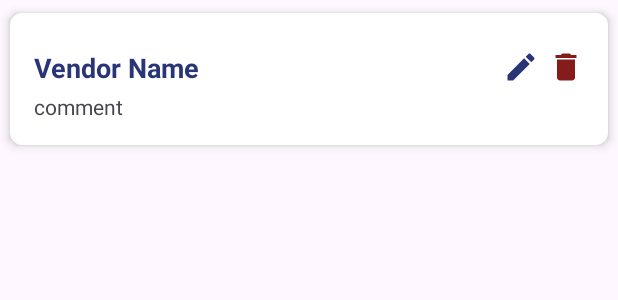
After one commit to IT21203176/E-Commerce-Mobile-Application, an Android app: the layout comment_item.xml on its own in the app's theme, with its tools: preview values and no code run, on a phone screen of 412 x 824 dp. The commit adds this screen. Shown: the top 300 px of the screen. Run offline under Robolectric (Android 15) with nearby library versions, the phone set to English and light mode, and no system bars.

Commit message:
All comments display page

```diff
--- a/app/src/main/AndroidManifest.xml
+++ b/app/src/main/AndroidManifest.xml
@@ -14,7 +14,9 @@
         android:supportsRtl="true"
         android:theme="@style/Theme.ECommerce_Mobile_App"
         tools:targetApi="31">
-
+        <activity
+            android:name=".AllCommentsActivity"
+            android:exported="false" />
         <activity
             android:name=".ProductLActivity"
             android:exported="false" />
--- /dev/null
+++ b/app/src/main/res/drawable/baseline_delete_24.xml
@@ -0,0 +1,5 @@
+<vector xmlns:android="http://schemas.android.com/apk/res/android" android:height="24dp" android:tint="#841C1C" android:viewportHeight="24" android:viewportWidth="24" android:width="24dp">
+
+    <path android:fillColor="@android:color/white" android:pathData="M6,19c0,1.1 0.9,2 2,2h8c1.1,0 2,-0.9 2,-2V7H6v12zM19,4h-3.5l-1,-1h-5l-1,1H5v2h14V4z"/>
+
+</vector>
--- a/app/src/main/res/drawable/baseline_edit_24.xml
+++ b/app/src/main/res/drawable/baseline_edit_24.xml
@@ -1,4 +1,4 @@
-<vector xmlns:android="http://schemas.android.com/apk/res/android" android:height="16dp" android:tint="#383838" android:viewportHeight="24" android:viewportWidth="24" android:width="16dp">
+<vector xmlns:android="http://schemas.android.com/apk/res/android" android:height="24dp" android:tint="#2A3577" android:viewportHeight="24" android:viewportWidth="24" android:width="24dp">
 
     <path android:fillColor="@android:color/white" android:pathData="M3,17.25V21h3.75L17.81,9.94l-3.75,-3.75L3,17.25zM20.71,7.04c0.39,-0.39 0.39,-1.02 0,-1.41l-2.34,-2.34c-0.39,-0.39 -1.02,-0.39 -1.41,0l-1.83,1.83 3.75,3.75 1.83,-1.83z"/>
 
--- /dev/null
+++ b/app/src/main/res/layout/comment_item.xml
@@ -0,0 +1,62 @@
+<?xml version="1.0" encoding="utf-8"?>
+<androidx.cardview.widget.CardView xmlns:android="http://schemas.android.com/apk/res/android"
+    android:layout_width="match_parent"
+    android:layout_height="wrap_content"
+    xmlns:app="http://schemas.android.com/apk/res-auto"
+    app:cardCornerRadius="8dp"
+    app:cardElevation="4dp"
+    app:cardUseCompatPadding="true">
+
+    <LinearLayout
+        android:layout_width="match_parent"
+        android:layout_height="wrap_content"
+        android:orientation="vertical"
+        android:padding="16dp">
+
+        <RelativeLayout
+            android:layout_width="match_parent"
+            android:layout_height="wrap_content"
+            android:orientation="horizontal"
+            android:layout_marginTop="8dp">
+
+            <TextView
+                android:id="@+id/vendorNameTextView"
+                android:layout_width="wrap_content"
+                android:layout_height="wrap_content"
+                android:text="Vendor Name"
+                android:textColor="@color/dark_moderate_blue"
+                android:textSize="18sp"
+                android:textStyle="bold"
+                />
+
+            <ImageView
+                android:id="@+id/commentUpdateBtn"
+                android:layout_width="24dp"
+                android:layout_height="24dp"
+                android:layout_alignParentEnd="true"
+                android:layout_marginEnd="30dp"
+                android:src="@drawable/baseline_edit_24"/>
+
+            <ImageView
+                android:id="@+id/commentDeleteBtn"
+                android:layout_width="24dp"
+                android:layout_height="24dp"
+                android:layout_alignParentEnd="true"
+                android:src="@drawable/baseline_delete_24"/>
+
+        </RelativeLayout>
+
+        <TextView
+            android:id="@+id/commentTextView"
+            android:layout_width="wrap_content"
+            android:layout_height="wrap_content"
+            android:text="comment"
+            android:maxLines="3"
+            android:layout_marginTop="4dp"/>
+
+
+
+
+    </LinearLayout>
+
+</androidx.cardview.widget.CardView>
--- a/app/src/main/res/values/strings.xml
+++ b/app/src/main/res/values/strings.xml
@@ -74,5 +74,6 @@
     <string name="may_be_later">May Be, later</string>
     <string name="rate_now">Rate Now</string>
     <string name="profile_details">Profile</string>
+    <string name="comments">Comments</string>
 
 </resources>
```
Also changed, not shown: app/src/main/java/com/example/ecommerce_mobile_app/AllCommentsActivity.kt (added, +20 -0 lines), app/src/main/res/layout/activity_all_comments.xml (added, +49 -0 lines).
